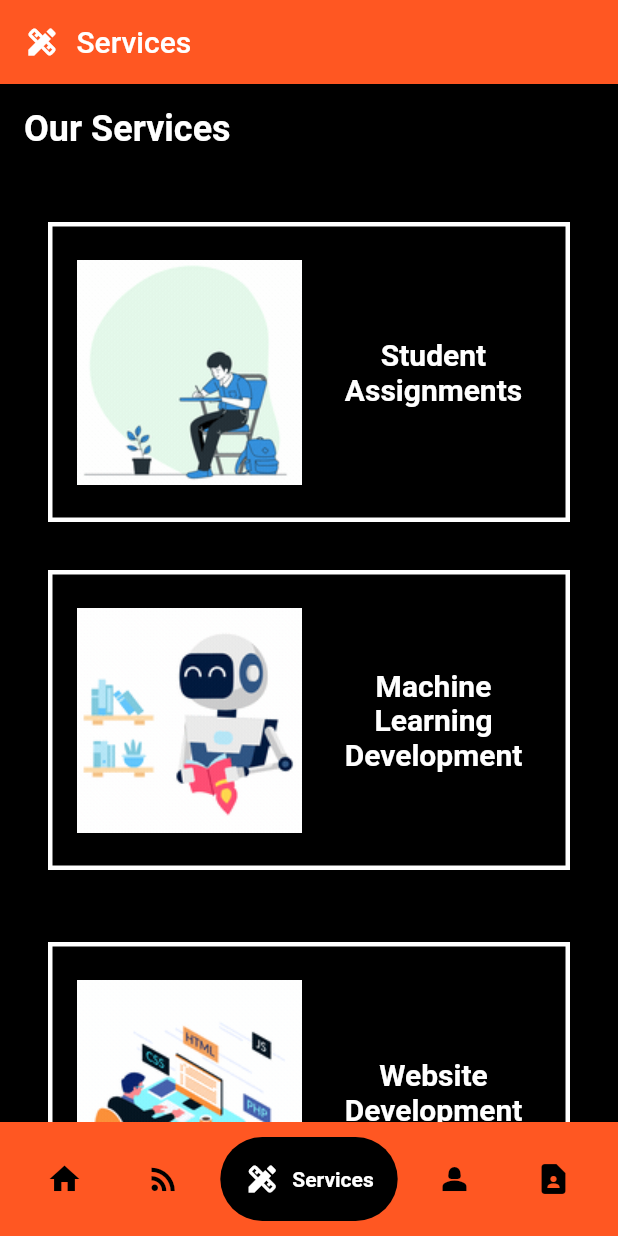
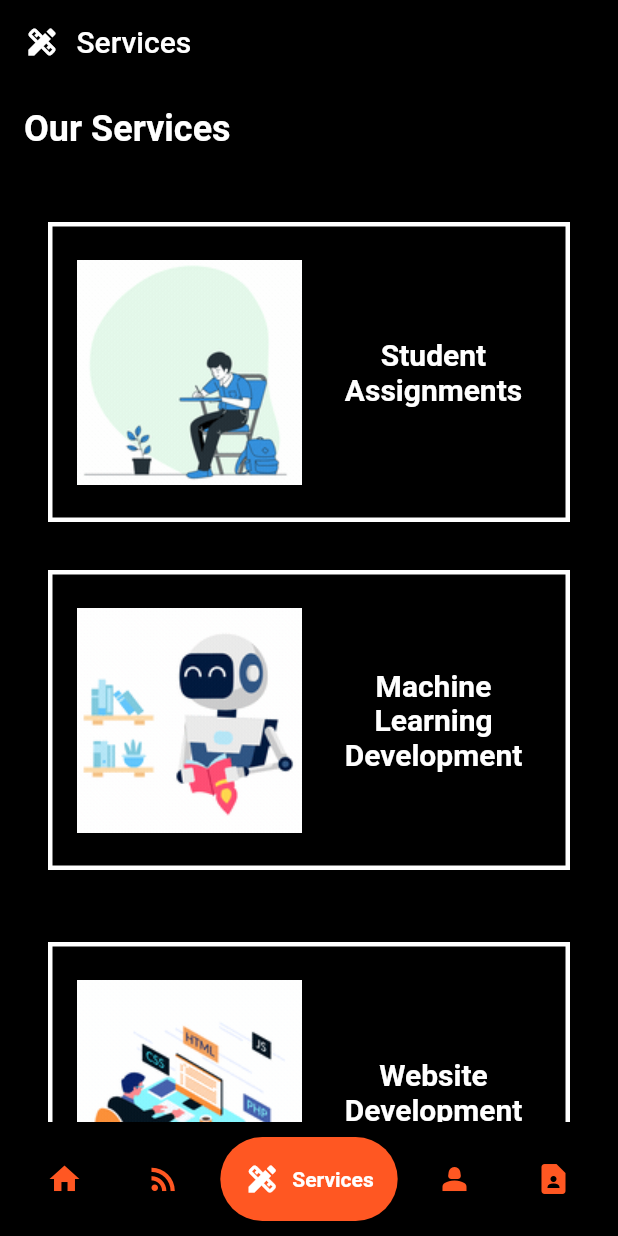
Before and after one commit to FutureInsightTech/InsightfulFlutterApp, a Flutter app: the screen it shows after launch, item 3 of the bottom bar chosen, on a phone screen of 412 x 824 dp. Run offline on Flutter 3.47's test engine with Material 2 defaults, Android fonts, the light colour scheme and no system bars; drawn by our look-alikes of google_nav_bar; our stand-ins replace animated_text_kit, lottie, page_transition; missing offline and left inert: contactus, flutter_inappwebview.

Commit message:
Changing Colors of the Application

```diff
--- a/lib/main.dart
+++ b/lib/main.dart
@@ -15,16 +15,12 @@ class MyApp extends StatelessWidget {
       home: const SplashScreen(),
       theme: ThemeData(
         primaryColor: Colors.black,
-        // primarySwatch: Colors.blue,
         colorScheme: ColorScheme.fromSwatch(
           primarySwatch: Colors.deepOrange,
-        ).copyWith(
-          secondary: Colors.deepOrange,
-        ),
-
+        ).copyWith(secondary: Colors.black),
         appBarTheme: const AppBarTheme(
           iconTheme: IconThemeData(color: Colors.white),
-          color: Colors.deepOrangeAccent,
+          color: Colors.black,
         ),
       ),
     );
--- a/lib/pages/Bottom_Nav.dart
+++ b/lib/pages/Bottom_Nav.dart
@@ -39,16 +39,17 @@ class _NavbarState extends State<Navbar> {
       backgroundColor: Colors.black,
       // ignore: prefer_const_constructors
       bottomNavigationBar: Container(
-          color: Colors.deepOrange,
+          // color: Colors.deepOrange,
+          color: Colors.black,
           child: Padding(
             padding: const EdgeInsets.symmetric(horizontal: 15.0, vertical: 10),
             child: GNav(
-              backgroundColor: Colors.deepOrange,
+              backgroundColor: Colors.black,
               activeColor: Colors.white,
-              color: Colors.black,
+              color: Colors.deepOrange,
               gap: 8,
               padding: const EdgeInsets.all(16),
-              tabBackgroundColor: Colors.black,
+              tabBackgroundColor: Colors.deepOrange,
               tabs: const [
                 GButton(
                   icon: Icons.home,
--- a/lib/widgets/AppBar/appbar.dart
+++ b/lib/widgets/AppBar/appbar.dart
@@ -8,7 +8,7 @@ class CustomAppBar extends StatelessWidget implements PreferredSizeWidget {
       : super(key: key);
 
   @override
-  Size get preferredSize => Size.fromHeight(kToolbarHeight);
+  Size get preferredSize => const Size.fromHeight(kToolbarHeight);
 
   @override
   Widget build(BuildContext context) {
@@ -24,7 +24,7 @@ class CustomAppBar extends StatelessWidget implements PreferredSizeWidget {
         ),
       ),
       backgroundColor: Theme.of(context).colorScheme.secondary,
-      titleSpacing: -5.0, // Set a smaller value here
+      titleSpacing: -5.0,
     );
   }
 }
```
